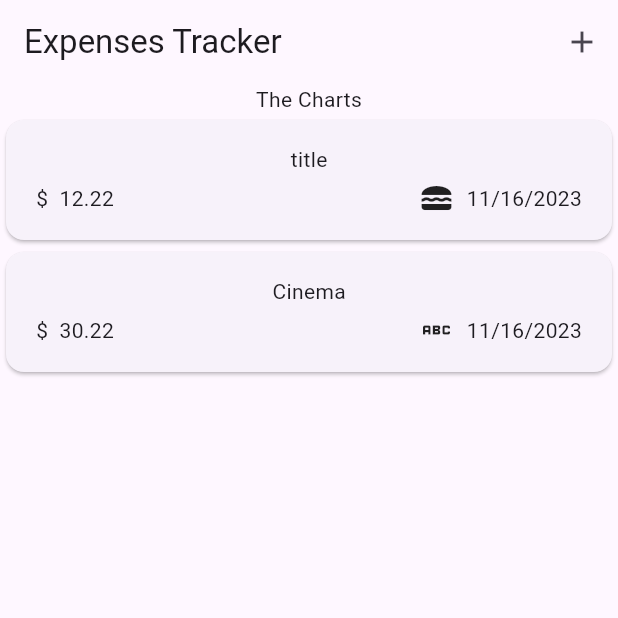
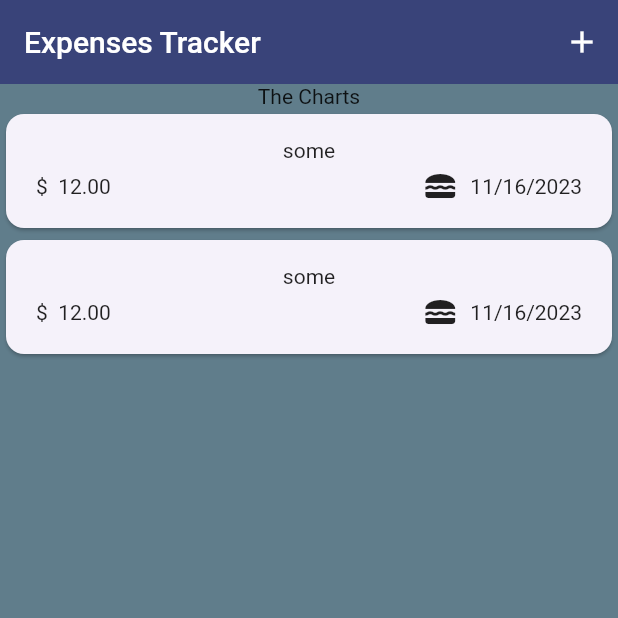
Before and after one commit to vasanthmn1/flutter1, a Flutter app: the screen it shows after launch, on a phone screen of 412 x 824 dp, the top half of it. Run offline on Flutter 3.47's test engine with Material 2 defaults, Android fonts, the phone set to English and light mode, and no system bars; our stand-ins replace google_fonts.

Commit message:
expense delete and theme ui design

```diff
--- a/expenses_tracker/lib/main.dart
+++ b/expenses_tracker/lib/main.dart
@@ -10,12 +10,19 @@ class MyApp extends StatelessWidget {
 
   @override
   Widget build(BuildContext context) {
+    var kColorScheme =
+        ColorScheme.fromSeed(seedColor: Color.fromARGB(255, 54, 89, 244));
     return MaterialApp(
       title: 'Flutter Demo',
       debugShowCheckedModeBanner: false,
-      theme: ThemeData(
-        useMaterial3: true,
-      ),
+      theme: ThemeData().copyWith(
+          colorScheme: kColorScheme,
+          useMaterial3: true,
+          appBarTheme: const AppBarTheme().copyWith(
+              backgroundColor: kColorScheme.onPrimaryContainer,
+              foregroundColor: Colors.white),
+          scaffoldBackgroundColor: Colors.blueGrey),
+
       // theme: ThemeData(
       //   colorScheme: ColorScheme.fromSeed(seedColor: Colors.deepPurple),
       //   useMaterial3: true,
--- a/expenses_tracker/lib/widgets/expenses.dart
+++ b/expenses_tracker/lib/widgets/expenses.dart
@@ -13,27 +13,68 @@ class Expenses extends StatefulWidget {
 class _ExpensesState extends State<Expenses> {
   final List<Expense> _registerExpenses = [
     Expense(
-        amount: 12.22,
+        amount: 12,
         date: DateTime.now(),
-        title: "title",
+        title: 'some',
         category: Category.food),
     Expense(
-        amount: 30.22,
+        amount: 12,
         date: DateTime.now(),
-        title: "Cinema",
-        category: Category.leisure),
+        title: 'some',
+        category: Category.food),
   ];
 
   void _openAddExpenseOverlay(ctx) {
     showModalBottomSheet(
+        isScrollControlled: true,
         context: context,
         builder: (ctx) {
-          return const NewExpense();
+          return NewExpense(
+            onAddExpense: _addNewExpense,
+          );
         });
+  }
+
+  void _addNewExpense(Expense expense) {
+    setState(() {
+      _registerExpenses.add(expense);
+    });
+    Navigator.pop(context);
+  }
+
+  void _removeExpense(Expense expense) {
+    final expenseIndex = _registerExpenses.indexOf(expense);
+    setState(() {
+      _registerExpenses.remove(expense);
+    });
+
+    ScaffoldMessenger.of(context).clearSnackBars(); // quick remove SnackBar
+    // deleted msg
+    ScaffoldMessenger.of(context).showSnackBar(SnackBar(
+      content: const Text("Deleted"),
+      duration: const Duration(seconds: 3),
+      // undo deleted item
+      action: SnackBarAction(
+          label: "Undo",
+          onPressed: () {
+            setState(() {
+              _registerExpenses.insert(expenseIndex, expense);
+            });
+          }),
+    ));
   }
 
   @override
   Widget build(BuildContext context) {
+    Widget mainContent = const Center(
+      child: Text("No Expense"),
+    );
+
+    if (_registerExpenses.isNotEmpty) {
+      mainContent =
+          ExpensesList(expense: _registerExpenses, remove: _removeExpense);
+    }
+
     return Scaffold(
       // toolbar topBar
       appBar: AppBar(title: const Text("Expenses Tracker"), actions: [
@@ -46,7 +87,7 @@ class _ExpensesState extends State<Expenses> {
       body: Column(children: [
         const Text("The Charts"),
         // list of expenses
-        Expanded(child: ExpensesList(expense: _registerExpenses))
+        Expanded(child: mainContent)
       ]),
     );
   }
--- a/expenses_tracker/lib/widgets/expenses_list/expenses_list.dart
+++ b/expenses_tracker/lib/widgets/expenses_list/expenses_list.dart
@@ -3,16 +3,22 @@ import 'package:expenses_tracker/widgets/expenses_list/expenses_item.dart';
 import 'package:flutter/material.dart';
 
 class ExpensesList extends StatelessWidget {
-  const ExpensesList({super.key, required this.expense});
+  const ExpensesList({super.key, required this.expense, required this.remove});
 
   final List<Expense> expense;
-
+  final void Function(Expense expense) remove;
   @override
   Widget build(BuildContext context) {
     return ListView.builder(
         itemCount: expense.length,
         itemBuilder: (context, index) {
-          return ExpensesItem(expense[index]);
+          // remove expense
+          return Dismissible(
+              onDismissed: (direction) {
+                remove(expense[index]);
+              },
+              key: ValueKey(expense[index]),
+              child: ExpensesItem(expense[index]));
         });
   }
 }
```
Also changed, not shown: expenses_tracker/lib/widgets/new_expense.dart (+38 -3 lines).
